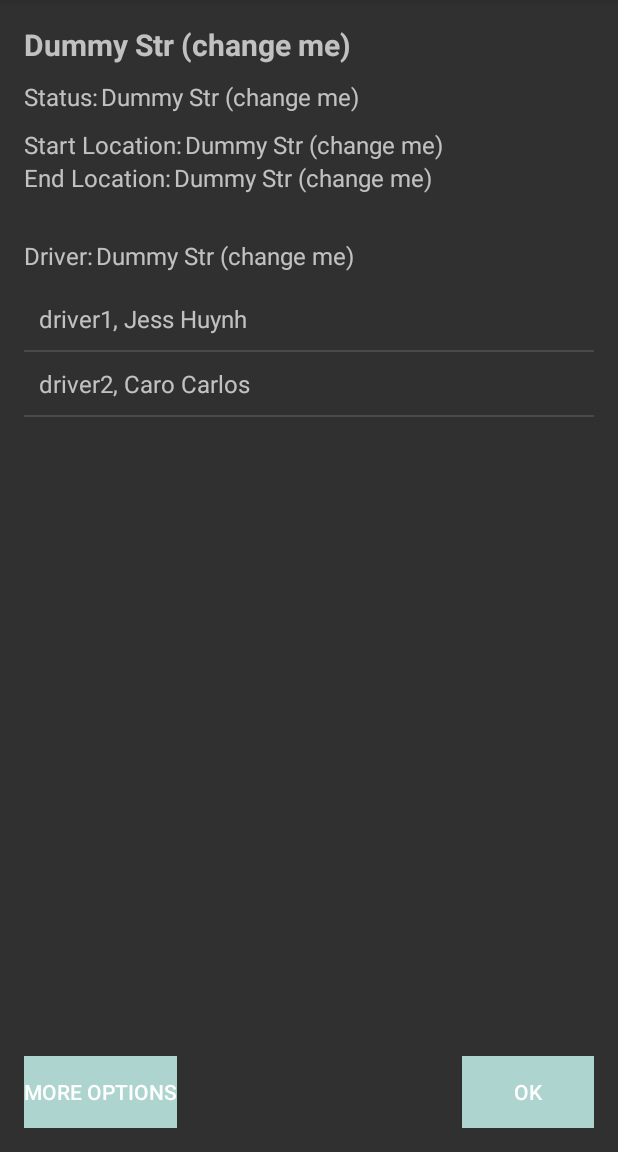
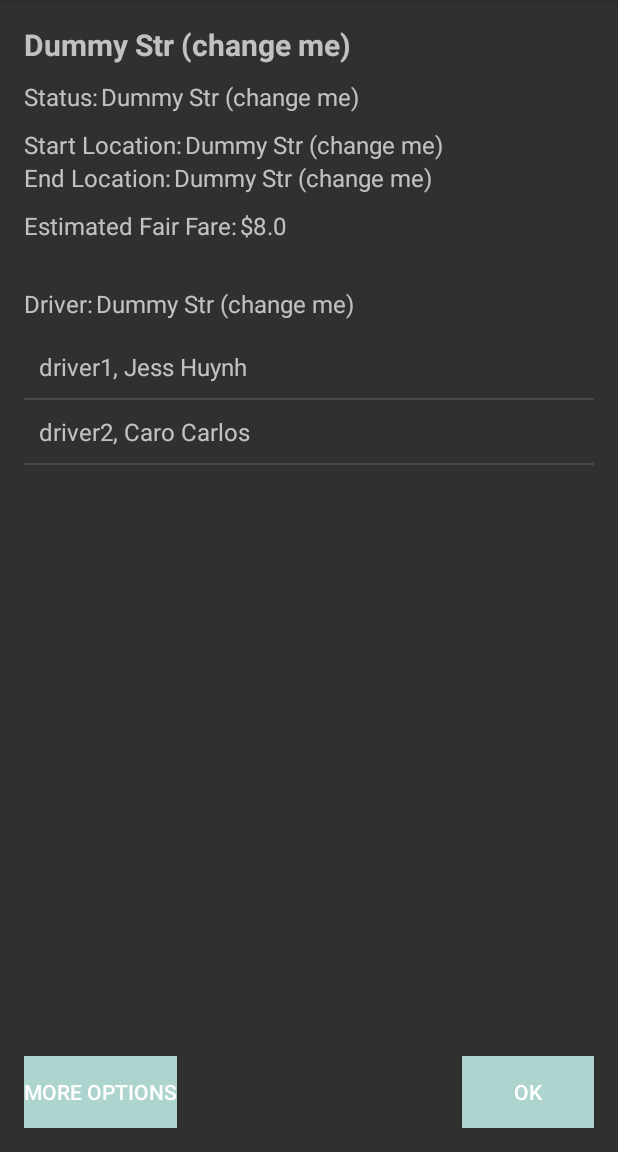
Before and after one commit to CMPUT301F16T15/Youber, an Android app: the RequestActivity screen opened directly, with no data from a screen before it, on a phone screen of 412 x 824 dp, the part 84-1236 px from its top. Run offline under Robolectric (Android 15) with nearby library versions, the phone set to English and light mode, and no system bars; libraries missing offline, so code that uses them is left out: io.searchbox.annotations, org.apache.http; 10 statements that could not run were skipped.

Commit message:
can calculate the distance and fair fare

```diff
--- a/app/src/main/java/com/youber/cmput301f16t15/youber/RequestActivity.java
+++ b/app/src/main/java/com/youber/cmput301f16t15/youber/RequestActivity.java
@@ -63,6 +63,10 @@ public class RequestActivity extends AppCompatActivity implements NoticeDialogFr
 
         TextView endLoc = (TextView)findViewById(R.id.end_loc_info);
         endLoc.setText(selectedRequest.getEndLocation().toString());
+
+        TextView estFare = (TextView)findViewById(R.id.est_fare_info);
+        Double estFair = RequestController.getEstimatedFare(selectedRequest);
+        estFare.setText("$" + Double.toString(estFair));
     }
 
     @Override
@@ -130,10 +134,6 @@ public class RequestActivity extends AppCompatActivity implements NoticeDialogFr
     public void onDialogNegativeClick(DialogFragment dialog) {
     }
 
-    public void onFairFareBtnClick(View view) {
-//        selectedRequest.getDistance();
-    }
-
     public void onViewRequestOnMapBtnClick(View view) {
     }
 
--- a/app/src/main/java/com/youber/cmput301f16t15/youber/RequestController.java
+++ b/app/src/main/java/com/youber/cmput301f16t15/youber/RequestController.java
@@ -94,7 +94,6 @@ public class RequestController
         double lon1 = request.getStartLocation().getLon();
         double lon2 = request.getEndLocation().getLon();
 
-
         final int R = 6371; // Radius of the earth
 
         Double latDistance = Math.toRadians(lat2 - lat1);
@@ -110,4 +109,13 @@ public class RequestController
         DecimalFormat df = new DecimalFormat("#.####"); // round it off to 4 decimal places
         return Double.parseDouble(df.format(distance));
     }
+
+    public static Double getEstimatedFare(Request request) { // this is $8 base pay and $2/km
+        Double estFare = 8.00;
+        double dist = getDistanceOfRequest(request);
+        estFare += (2)*dist;
+
+        DecimalFormat df = new DecimalFormat("#.##"); // round it off to 4 decimal places
+        return Double.parseDouble(df.format(estFare));
+    }
 }
--- a/app/src/main/res/layout/activity_request.xml
+++ b/app/src/main/res/layout/activity_request.xml
@@ -77,10 +77,30 @@
         android:textSize="16dp"/>
 
     <TextView
+        android:id="@+id/est_fare_title"
+        android:layout_width="wrap_content"
+        android:layout_height="wrap_content"
+        android:layout_below="@+id/end_loc_title"
+        android:layout_marginTop="10dp"
+        android:text="@string/fair_fare"
+        android:textSize="16dp"/>
+
+    <TextView
+        android:id="@+id/est_fare_info"
+        android:layout_width="match_parent"
+        android:layout_height="wrap_content"
+        android:layout_below="@+id/end_loc_title"
+        android:layout_marginTop="10dp"
+        android:layout_marginLeft="2dp"
+        android:layout_toRightOf="@+id/est_fare_title"
+        android:text="@string/dummy_string"
+        android:textSize="16dp"/>
+
+    <TextView
         android:id="@+id/driver_title"
         android:layout_width="wrap_content"
         android:layout_height="wrap_content"
-        android:layout_below="@id/end_loc_info"
+        android:layout_below="@id/est_fare_title"
         android:layout_marginTop="30dp"
         android:text="@string/driver_title"
         android:textSize="16dp"/>
@@ -90,7 +110,7 @@
         android:layout_width="match_parent"
         android:layout_height="wrap_content"
         android:layout_toRightOf="@+id/driver_title"
-        android:layout_below="@+id/end_loc_info"
+        android:layout_below="@+id/est_fare_title"
         android:layout_marginTop="30dp"
         android:layout_marginLeft="2dp"
         android:textSize="16dp"
--- a/app/src/main/res/values/strings.xml
+++ b/app/src/main/res/values/strings.xml
@@ -36,7 +36,7 @@
     <string name="driver_title">Driver:</string>
     <string name="more_options">More Options</string>
     <string name="cancel_request">Cancel Request</string>
-    <string name="fair_fare">Get Fair Fare</string>
+    <string name="fair_fare">Estimated Fair Fare:</string>
     <string name="view_request_map">View Request On Map</string>
     <string name="promptCancelConfirm">Are you sure you want to cancel this request?</string>
     <string name="yes">Yes</string>
```
Also changed, not shown: app/src/main/java/com/youber/cmput301f16t15/youber/Request.java (+13 -27 lines), app/src/main/res/layout/request_more_options.xml (+1 -12 lines), 1 other file.
